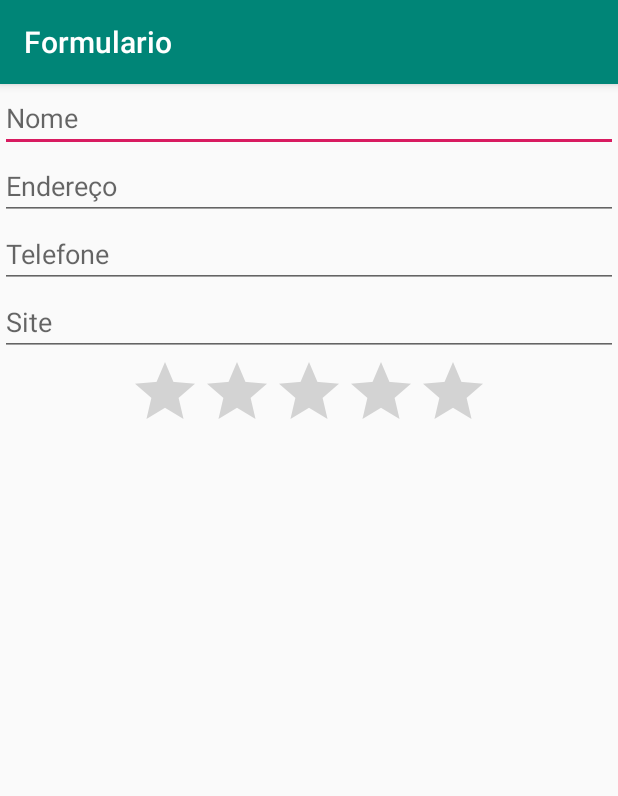
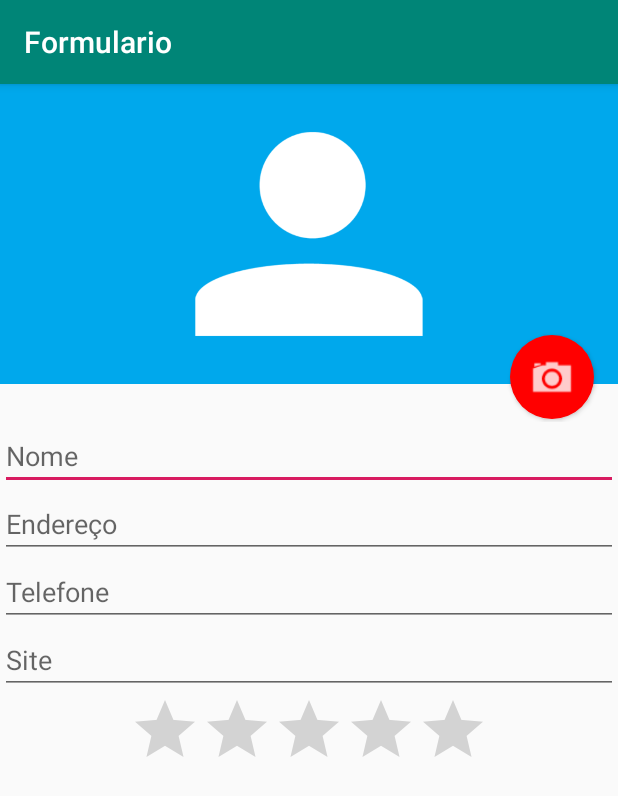
Before and after one commit to ruanlas-learning/Agenda, an Android app: the FormularioActivity screen opened directly, with no data from a screen before it, on a phone screen of 412 x 824 dp. Shown: the top 796 px of the screen. Run offline under Robolectric (Android 15) with nearby library versions, the phone set to English and light mode, and no system bars; 1 statement that could not run was skipped.

Commit message:
modulo 2 - aula 02

```diff
--- a/app/src/main/java/com/example/ruan/agenda/FormularioActivity.java
+++ b/app/src/main/java/com/example/ruan/agenda/FormularioActivity.java
@@ -1,21 +1,35 @@
 package com.example.ruan.agenda;
 
+import android.app.Activity;
 import android.content.Intent;
+import android.graphics.Bitmap;
+import android.graphics.BitmapFactory;
+import android.net.Uri;
+import android.provider.MediaStore;
+import android.support.annotation.Nullable;
+import android.support.v4.content.FileProvider;
 import android.support.v7.app.AppCompatActivity;
 import android.os.Bundle;
 import android.view.Menu;
 import android.view.MenuInflater;
 import android.view.MenuItem;
+import android.view.View;
+import android.widget.Button;
+import android.widget.ImageView;
 import android.widget.Toast;
 
 import com.example.ruan.agenda.dao.AlunoDAO;
 import com.example.ruan.agenda.modelo.Aluno;
 
+import java.io.File;
 import java.io.Serializable;
 
 public class FormularioActivity extends AppCompatActivity {
 
+    public static final int REQUEST_CODE_CAMERA = 567;
     private FormularioHelper formularioHelper;
+    private Button btn_formulario_add_foto;
+    private String caminhoFoto;
 
     @Override
     protected void onCreate(Bundle savedInstanceState) {
@@ -30,6 +44,27 @@ public class FormularioActivity extends AppCompatActivity {
             formularioHelper.preencheFormulario(aluno);
         }
 
+        btn_formulario_add_foto = (Button)findViewById(R.id.btn_formulario_add_foto);
+        btn_formulario_add_foto.setOnClickListener(new View.OnClickListener() {
+            @Override
+            public void onClick(View v) {
+                // esta intent abaixo está passando para o android que temos a intenção
+                // de tirar uma foto (capturar uma imagem com a câmera)
+                Intent intentCamera = new Intent(MediaStore.ACTION_IMAGE_CAPTURE);
+                caminhoFoto = getExternalFilesDir(null) + "/"+ System.currentTimeMillis() +".jpg";
+                File arquivoFoto = new File(caminhoFoto);
+//                intentCamera.putExtra(MediaStore.EXTRA_OUTPUT, Uri.fromFile(arquivoFoto)); // não funciona no android 7
+                String authority = BuildConfig.APPLICATION_ID +".fileprovider";// valor contido no atributo
+                // [ android:authorities ] do provider do AndroidManifest
+                intentCamera.putExtra(MediaStore.EXTRA_OUTPUT, FileProvider.getUriForFile(FormularioActivity.this, authority, arquivoFoto));
+                // este método é utilizado quando inicia-se uma activity e é esperado que ela
+                // retorne com algum resultado. Quando este método é invocado para iniciar uma activity,
+                // quando ela finaliza, é executado o método "onActivityResult()" logo na sequencia.
+                // Devemos passar um requestCode para identificar quem chamou a activity para poder
+                // executar ou obter o resultado
+                startActivityForResult(intentCamera, REQUEST_CODE_CAMERA);
+            }
+        });
 
 //        Button btn_formulario_salvar = (Button) findViewById(R.id.btn_formulario_salvar);
 //        btn_formulario_salvar.setOnClickListener(new View.OnClickListener() {
@@ -39,6 +74,22 @@ public class FormularioActivity extends AppCompatActivity {
 //                finish();
 //            }
 //        });
+    }
+
+    @Override
+    protected void onActivityResult(int requestCode, int resultCode, @Nullable Intent data) {
+        super.onActivityResult(requestCode, resultCode, data);
+
+        //Verifica se o usuário cancelou a activity que foi chamada no "startActivityForResult()"
+        if (resultCode == Activity.RESULT_OK){
+            // verifica quem chamou o método "startActivityForResult()" checando o requestCode
+            if (requestCode == REQUEST_CODE_CAMERA){
+//            Toast.makeText(this, caminhoFoto, Toast.LENGTH_SHORT).show();
+                formularioHelper.carregaImagem(caminhoFoto);
+
+
+            }
+        }
     }
 
     @Override
--- /dev/null
+++ b/app/src/main/res/drawable/fundo_camera.xml
@@ -0,0 +1,14 @@
+<?xml version="1.0" encoding="utf-8"?>
+<layer-list xmlns:android="http://schemas.android.com/apk/res/android">
+    <item>
+        <shape android:shape="oval">
+            <solid android:color="#FF0000"/>
+            <padding
+                android:bottom="10dp"
+                android:left="10dp"
+                android:top="10dp"
+                android:right="10dp"></padding>
+        </shape>
+    </item>
+    <item android:drawable="@drawable/ic_camera"></item>
+</layer-list>
--- a/app/src/main/res/layout/activity_formulario.xml
+++ b/app/src/main/res/layout/activity_formulario.xml
@@ -13,6 +13,28 @@
         android:layout_width="match_parent"
         android:layout_height="match_parent"
         android:orientation="vertical">
+        <RelativeLayout
+            android:layout_width="match_parent"
+            android:layout_height="225dp">
+
+            <ImageView
+                android:id="@+id/img_view_formulario_foto"
+                android:layout_width="match_parent"
+                android:layout_height="200dp"
+                android:src="@drawable/person"
+                android:background="#00A8EC"/>
+
+            <Button
+                android:id="@+id/btn_formulario_add_foto"
+                android:layout_width="56dp"
+                android:layout_height="56dp"
+                android:background="@drawable/fundo_camera"
+                android:layout_alignParentRight="true"
+                android:layout_alignParentBottom="true"
+                android:layout_marginRight="16dp"
+                android:layout_marginBottom="2dp"/>
+
+        </RelativeLayout>
 
         <EditText
             android:hint="Nome"
--- /dev/null
+++ b/app/src/main/res/xml/filepaths.xml
@@ -0,0 +1,6 @@
+<?xml version="1.0" encoding="utf-8"?>
+<!-- Este arquivo está referenciado no AndroidManifest dentro do meta-data do provider -->
+
+<paths xmlns:android="http://schemas.android.com/apk/res/android">
+    <external-path name="external_files" path="."/>
+</paths>
```
Also changed, not shown: app/src/main/AndroidManifest.xml (+14 -0 lines), app/src/main/java/com/example/ruan/agenda/FormularioHelper.java (+27 -2 lines), app/src/main/java/com/example/ruan/agenda/ListaAlunosActivity.java (+6 -2 lines), app/src/main/java/com/example/ruan/agenda/dao/AlunoDAO.java (+18 -9 lines), app/src/main/java/com/example/ruan/agenda/modelo/Aluno.java (+10 -0 lines).
